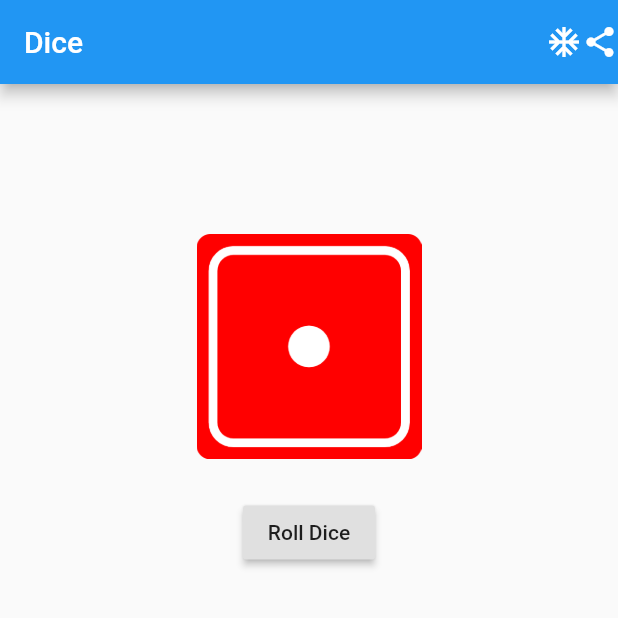
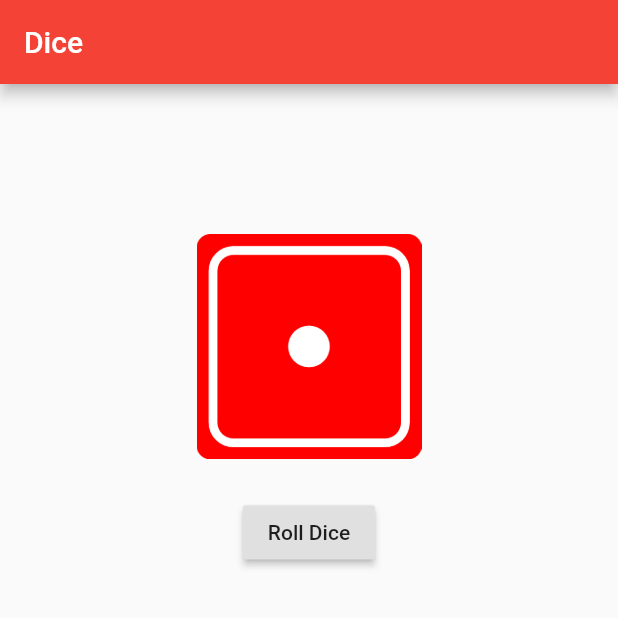
Before and after one commit to varunpandey0502/flutter-dice, a Flutter app: the screen it shows after launch, on a phone screen of 412 x 824 dp, the top half of it. Run offline on Flutter 3.47's test engine with Material 2 defaults, Android fonts, the phone set to English and light mode, and no system bars.

Commit message:
Remove actions on app bar and minor fixes

```diff
--- a/lib/main.dart
+++ b/lib/main.dart
@@ -7,11 +7,11 @@ class MyApp extends StatelessWidget {
   @override
   Widget build(BuildContext context) {
     return MaterialApp(
-      title: 'Flutter Demo',
+      title: 'Flutter Dice',
       theme: ThemeData(
         primarySwatch: Colors.blue,
       ),
-      home: MyHomePage(title: 'Flutter Demo Home Page'),
+      home: MyHomePage(title: 'Dice'),
     );
   }
 }
@@ -32,9 +32,8 @@ class _MyHomePageState extends State<MyHomePage> {
   Widget build(BuildContext context) {
     return Scaffold(
       appBar: AppBar(
-        title: Text('Dice'),
-        backgroundColor: Colors.blue,
-        actions: <Widget>[Icon(Icons.ac_unit), Icon(Icons.share)],
+        title: Text(widget.title),
+        backgroundColor: Colors.red,
       ),
       body: Center(
           child: Column(
```
